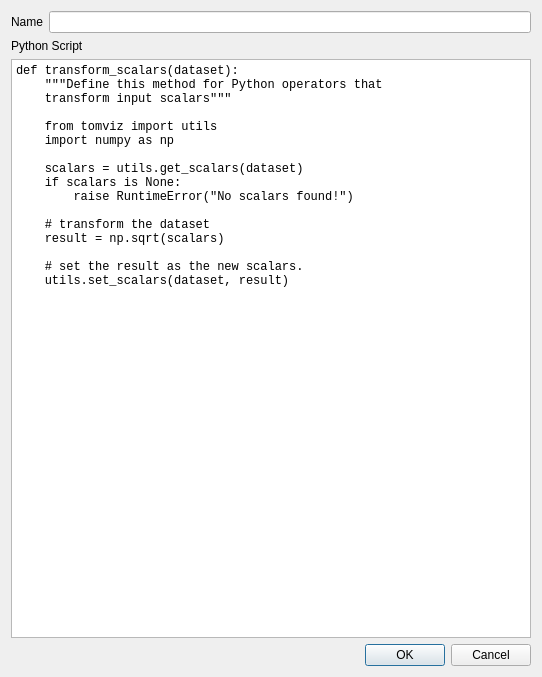
Old version of the form EditPythonOperatorDialog.ui in the repository OpenChemistry/tomviz.
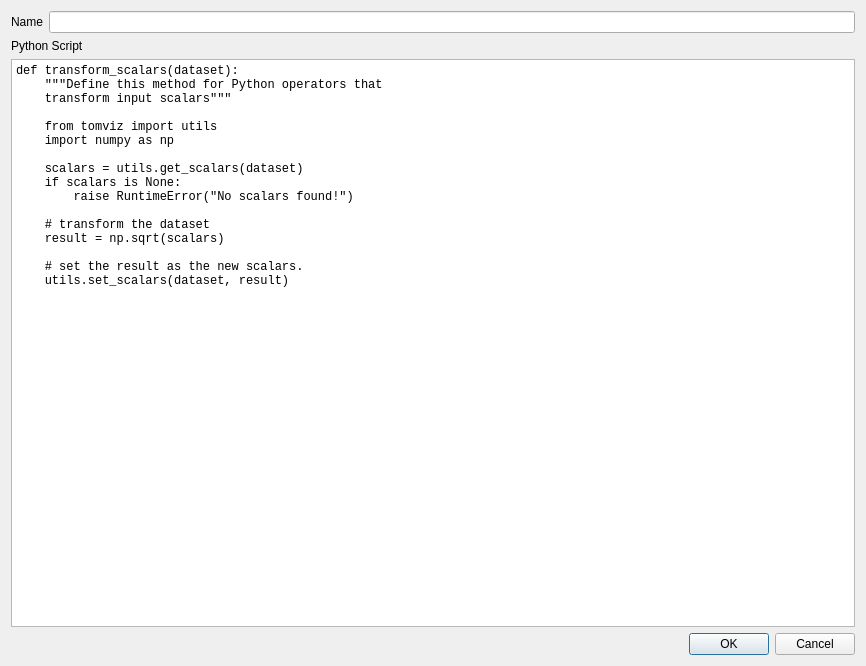
New version of the form.

Commit message: Made the dialog a little wider to see full script

Patch:
```diff
--- a/EditPythonOperatorDialog.ui
+++ b/EditPythonOperatorDialog.ui
@@ -6,8 +6,8 @@
    <rect>
     <x>0</x>
     <y>0</y>
-    <width>542</width>
-    <height>677</height>
+    <width>866</width>
+    <height>666</height>
    </rect>
   </property>
   <property name="windowTitle">
```
